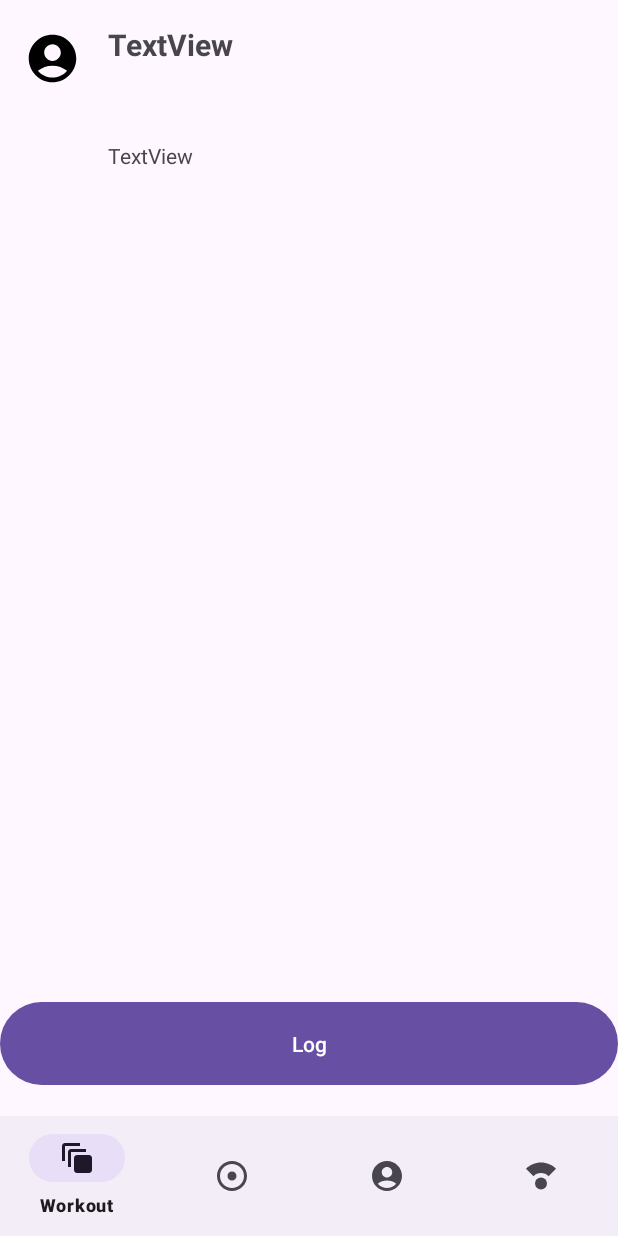
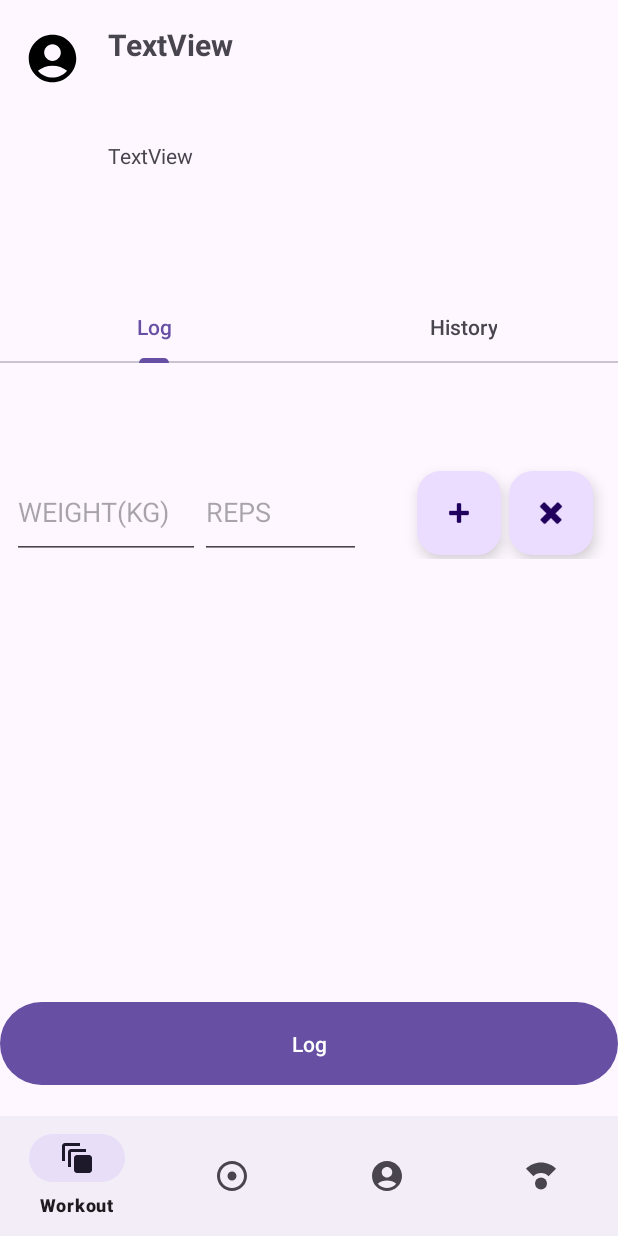
Before and after one commit to MichaelJMorrison/ValiantFitnessHons, an Android app: the fragment ExerciseFragment placed in its activity, on a phone screen of 412 x 824 dp. Run offline under Robolectric (Android 15) with nearby library versions, the phone set to English and light mode, and no system bars; our stand-ins replace Room's generated code; 1 statement that could not run was skipped.

Commit message:
Exercise Fragment
Improved the Exercise Page by finally getting the Tab Layout working, finalsing fully and hopefully will be 100% completed before Wednesday, hopefully begin with completing workplan before end of the week so I can move onto Profile and Tracker next week

```diff
--- a/app/src/main/java/honours/application/valiantfitness/ExerciseFragment.java
+++ b/app/src/main/java/honours/application/valiantfitness/ExerciseFragment.java
@@ -4,7 +4,10 @@ import android.os.Bundle;
 
 import androidx.annotation.NonNull;
 import androidx.annotation.Nullable;
+import androidx.appcompat.app.AppCompatActivity;
 import androidx.fragment.app.Fragment;
+import androidx.fragment.app.FragmentManager;
+import androidx.fragment.app.FragmentTransaction;
 import androidx.recyclerview.widget.LinearLayoutManager;
 import androidx.recyclerview.widget.RecyclerView;
 
@@ -14,6 +17,8 @@ import android.view.View;
 import android.view.ViewGroup;
 import android.widget.Button;
 import android.widget.TextView;
+
+import com.google.android.material.tabs.TabLayout;
 
 import java.util.ArrayList;
 import java.util.Date;
@@ -27,7 +32,7 @@ import honours.application.valiantfitness.recyclerviewadapters.*;
  * Use the {@link ExerciseFragment#newInstance} factory method to
  * create an instance of this fragment.
  */
-public class ExerciseFragment extends Fragment implements View.OnClickListener {
+public class ExerciseFragment extends Fragment implements View.OnClickListener,TabLayout.OnTabSelectedListener {
 
   private Exercise exercise;
    //private ExerciseRepository exerciseRepository;
@@ -36,6 +41,7 @@ public class ExerciseFragment extends Fragment implements View.OnClickListener {
   private RecyclerView exerciseRecycler;
   private ExercisePageAdapter RVAdapter;
   private List<ExerciseSetData> exercisesCompleted;
+  private Button btnLog;
 
     public static final String ARG_EXERCISE = "exercise";
     public ExerciseFragment() {
@@ -84,8 +90,39 @@ public class ExerciseFragment extends Fragment implements View.OnClickListener {
         LinearLayoutManager layoutManager= new LinearLayoutManager(getContext(), LinearLayoutManager.VERTICAL, false);
         exerciseRecycler.setLayoutManager(layoutManager);
 
-        Button btnLog = view.findViewById(R.id.btnLog);
+        this.btnLog = view.findViewById(R.id.btnLog);
         btnLog.setOnClickListener(this);
+
+        TabLayout tabLayout = view.findViewById(R.id.tbExercise);
+
+        tabLayout.setOnTabSelectedListener(this);
+        replaceFragment(new TabExerciseSet());
+
+    }
+
+    @Override
+    public void onTabSelected(TabLayout.Tab tab) {
+    switch (tab.getPosition()) {
+        case 0:
+            replaceFragment(new TabExerciseSet());
+            btnLog.setVisibility(View.VISIBLE);
+        break;
+
+        case 1:
+            replaceFragment(new TabExerciseHistory());
+          btnLog.setVisibility(View.GONE);
+        break;
+    }
+    }
+
+    @Override
+    public void onTabUnselected(TabLayout.Tab tab) {
+
+    }
+
+    @Override
+    public void onTabReselected(TabLayout.Tab tab) {
+
     }
 
     @Override
@@ -116,4 +153,19 @@ public class ExerciseFragment extends Fragment implements View.OnClickListener {
 
         }
     }
+
+    private void replaceFragment(Fragment fragment) {
+        AppCompatActivity activity = (AppCompatActivity) getContext();
+
+        Bundle bundle = new Bundle();
+
+        bundle.putParcelable(ExerciseFragment.ARG_EXERCISE, exercise);
+
+        fragment.setArguments(bundle);
+
+        FragmentManager fragmentManager = activity.getSupportFragmentManager();
+        FragmentTransaction fragmentTransaction = fragmentManager.beginTransaction();
+        fragmentTransaction.replace(R.id.tabExerciseDisplay,fragment);
+        fragmentTransaction.commit();
+    }
 }
--- /dev/null
+++ b/app/src/main/java/honours/application/valiantfitness/TabExerciseSet.java
@@ -0,0 +1,76 @@
+package honours.application.valiantfitness;
+
+import android.os.Bundle;
+
+import androidx.annotation.NonNull;
+import androidx.annotation.Nullable;
+import androidx.fragment.app.Fragment;
+import androidx.recyclerview.widget.LinearLayoutManager;
+import androidx.recyclerview.widget.RecyclerView;
+
+import android.view.LayoutInflater;
+import android.view.View;
+import android.view.ViewGroup;
+
+import java.util.ArrayList;
+import java.util.List;
+
+import honours.application.valiantfitness.exercisecategory.Exercise;
+import honours.application.valiantfitness.exercisedata.ExerciseSetData;
+import honours.application.valiantfitness.recyclerviewadapters.ExercisePageAdapter;
+
+/**
+ * A simple {@link Fragment} subclass.
+ * Use the {@link TabExerciseSet#newInstance} factory method to
+ * create an instance of this fragment.
+ */
+public class TabExerciseSet extends Fragment {
+
+    private Exercise exercise;
+    private RecyclerView exerciseRecycler;
+    private ExercisePageAdapter RVAdapter;
+    private List<ExerciseSetData> exercisesCompleted;
+    public static final String ARG_EXERCISE = "exercise";
+
+    public TabExerciseSet() {
+        // Required empty public constructor
+    }
+
+
+    public static TabExerciseSet newInstance(Exercise exercise) {
+        TabExerciseSet fragment = new TabExerciseSet();
+        Bundle args = new Bundle();
+        args.putParcelable(ARG_EXERCISE, exercise);
+        fragment.setArguments(args);
+        return fragment;
+    }
+
+    @Override
+    public void onCreate(Bundle savedInstanceState) {
+        super.onCreate(savedInstanceState);
+        if (getArguments() != null) {
+            Bundle args = getArguments();
+            this.exercise = args.getParcelable(ARG_EXERCISE);
+            this.exercisesCompleted = new ArrayList<>();
+            this.exercisesCompleted.add(new ExerciseSetData());
+            // this.exercisesCompleted.add(this.exercise);
+        }
+    }
+
+    @Override
+    public View onCreateView(LayoutInflater inflater, ViewGroup container,
+                             Bundle savedInstanceState) {
+        // Inflate the layout for this fragment
+        return inflater.inflate(R.layout.tab_exercise_log, container, false);
+    }
+
+    @Override
+    public void onViewCreated(@NonNull View view, @Nullable Bundle savedInstanceState) {
+        super.onViewCreated(view, savedInstanceState);
+        this.exerciseRecycler = view.findViewById(R.id.rv_ExerciseSetTab);
+        RVAdapter = new ExercisePageAdapter(getContext(),this.exercisesCompleted);
+        this.exerciseRecycler.setAdapter(RVAdapter);
+        LinearLayoutManager layoutManager= new LinearLayoutManager(getContext(), LinearLayoutManager.VERTICAL, false);
+        exerciseRecycler.setLayoutManager(layoutManager);
+    }
+}
--- a/app/src/main/java/honours/application/valiantfitness/recyclerviewadapters/ExerciseIndividualRecyclerAdapter.java
+++ b/app/src/main/java/honours/application/valiantfitness/recyclerviewadapters/ExerciseIndividualRecyclerAdapter.java
@@ -100,7 +100,7 @@ public class ExerciseIndividualRecyclerAdapter extends RecyclerView.Adapter<Exer
 
                     bundle.putParcelable(ExerciseFragment.ARG_EXERCISE, exercise);
                     ExerciseFragment informationFragment = new ExerciseFragment();
-                   informationFragment.setArguments(bundle);
+                    informationFragment.setArguments(bundle);
 
                     activity.getSupportFragmentManager().beginTransaction().replace(R.id.frame_Layout, informationFragment).commit();
                 }
--- a/app/src/main/res/layout/fragment_exercise.xml
+++ b/app/src/main/res/layout/fragment_exercise.xml
@@ -48,13 +48,17 @@
     <androidx.recyclerview.widget.RecyclerView
         android:id="@+id/rv_ExerciseSet"
         android:layout_width="0dp"
-        android:layout_height="367dp"
+        android:layout_height="300dp"
         app:layout_constraintBottom_toBottomOf="parent"
         app:layout_constraintEnd_toEndOf="parent"
-        app:layout_constraintHorizontal_bias="0"
+        app:layout_constraintHorizontal_bias="1.0"
         app:layout_constraintStart_toStartOf="parent"
         app:layout_constraintTop_toTopOf="parent"
-        app:layout_constraintVertical_bias="0.692" />
+        app:layout_constraintVertical_bias="0.7"
+        android:visibility="gone"/>
+
+
+
 
     <Button
         android:id="@+id/btnLog"
@@ -68,4 +72,43 @@
         app:layout_constraintTop_toTopOf="parent"
         app:layout_constraintVertical_bias="0.976" />
 
+    <com.google.android.material.tabs.TabLayout
+        android:id="@+id/tbExercise"
+        android:layout_width="match_parent"
+        android:layout_height="wrap_content"
+        app:layout_constraintBottom_toBottomOf="parent"
+        app:layout_constraintEnd_toEndOf="parent"
+        app:layout_constraintStart_toStartOf="parent"
+        app:layout_constraintTop_toTopOf="parent"
+        app:layout_constraintVertical_bias="0.279">
+
+        <com.google.android.material.tabs.TabItem
+            android:id="@+id/btnLogTab"
+            android:layout_width="wrap_content"
+            android:layout_height="wrap_content"
+            android:text="Log" />
+
+        <com.google.android.material.tabs.TabItem
+            android:id="@+id/btnTabHistory"
+            android:layout_width="wrap_content"
+            android:layout_height="wrap_content"
+            android:text="History" />
+
+
+    </com.google.android.material.tabs.TabLayout>
+
+    <androidx.constraintlayout.widget.ConstraintLayout
+        android:id="@+id/tabExerciseDisplay"
+        android:layout_width="0dp"
+        android:layout_height="300dp"
+        app:layout_constraintBottom_toBottomOf="parent"
+        app:layout_constraintEnd_toEndOf="parent"
+        app:layout_constraintHorizontal_bias="1.0"
+        app:layout_constraintStart_toStartOf="parent"
+        app:layout_constraintTop_toTopOf="parent"
+        app:layout_constraintVertical_bias="0.7"
+        >
+
+    </androidx.constraintlayout.widget.ConstraintLayout>
+
 </androidx.constraintlayout.widget.ConstraintLayout>
--- /dev/null
+++ b/app/src/main/res/layout/tab_exercise_log.xml
@@ -0,0 +1,12 @@
+<?xml version="1.0" encoding="utf-8"?>
+<FrameLayout xmlns:android="http://schemas.android.com/apk/res/android"
+    xmlns:tools="http://schemas.android.com/tools"
+    android:layout_width="match_parent"
+    android:layout_height="match_parent"
+    tools:context=".TabExerciseSet">
+
+    <androidx.recyclerview.widget.RecyclerView
+        android:id="@+id/rv_ExerciseSetTab"
+        android:layout_width="match_parent"
+        android:layout_height="match_parent" />
+</FrameLayout>
```
Also changed, not shown: app/src/main/java/honours/application/valiantfitness/TabExerciseHistory.java (added, +49 -0 lines), app/src/main/java/honours/application/valiantfitness/tabadapters/ExceriseTabAdapter.java (added, +40 -0 lines), app/src/main/res/layout/fragment_tab_exercise_history.xml (added, +14 -0 lines).
